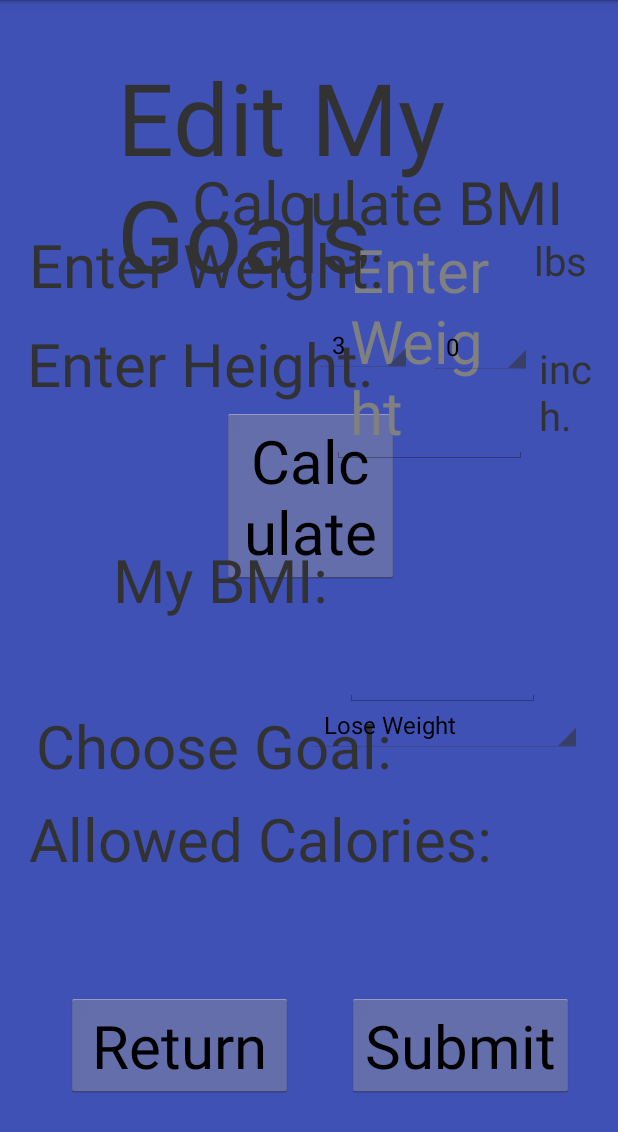
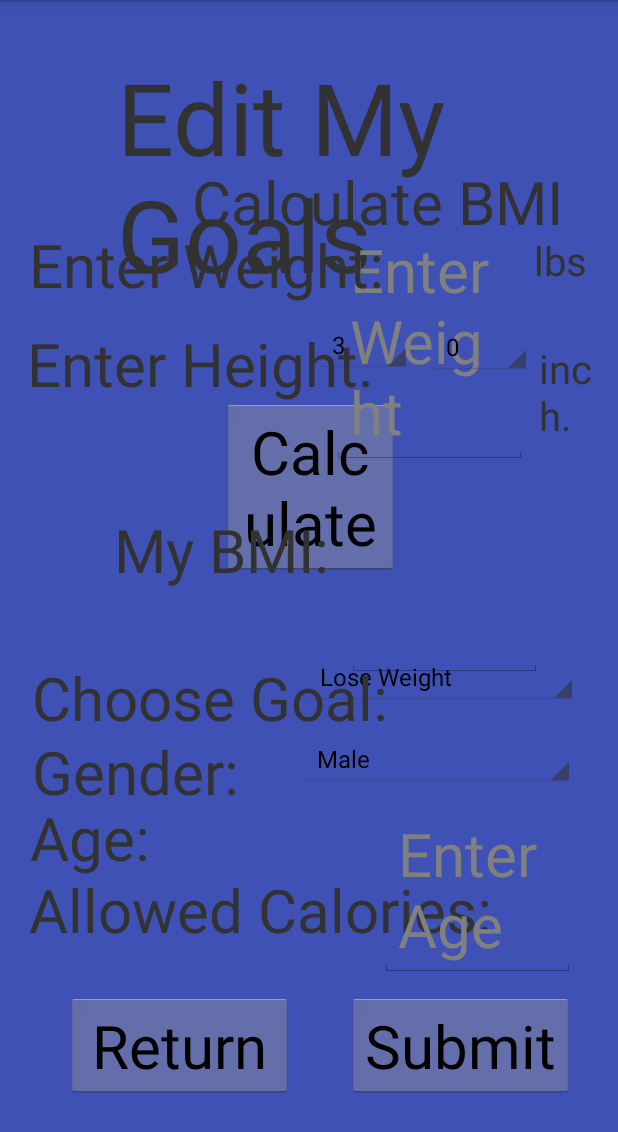
Before and after one commit to JasmineRobbie/Senior-Design-Deal-A-Meal, an Android app: the EditMyGoals screen opened directly, with no data from a screen before it, on a phone screen of 412 x 824 dp. Shown: the top 1132 px of the screen. Run offline under Robolectric (Android 15) with nearby library versions, the phone set to English and light mode, and no system bars.

Commit message:
Finished Goals

```diff
--- a/app/src/main/java/com/NeuralNet/AzureCloud/EditMyGoals.java
+++ b/app/src/main/java/com/NeuralNet/AzureCloud/EditMyGoals.java
@@ -24,17 +24,18 @@ import android.widget.Toast;
 public class EditMyGoals extends Activity implements OnItemSelectedListener{
     //Accessing database and selecting information
     DataAccess db = new DataAccess();
-    String BMIString;
+    String BMIString, AllowedCalories;
 
     Button editMyGoalsReturnBtn, calculateBMIbtn, goalsEditSubmitBtn;
-    EditText myWeightEditInput;
-    TextView myNewCalculatedBMI;
-    Spinner myHeightFeetInput, myHeightInchesInput, chooseGoalInput;
+    EditText myWeightEditInput, myAgeInput;
+    TextView myNewCalculatedBMI, allowedCaloriesUpdatedText;
+    Spinner myHeightFeetInput, myHeightInchesInput, chooseGoalInput, chooseGenderInput;
     double userHeight, userWeight, calculatedBMI;
 
     List<String> heightInFeet = new ArrayList<String>();
     List<String> heightInInches = new ArrayList<String>();
     List<String> goals = new ArrayList<String>();
+    List<String> gender = new ArrayList<String>();
 
     @Override
     protected void onCreate(Bundle savedInstanceState) {
@@ -46,15 +47,19 @@ public class EditMyGoals extends Activity implements OnItemSelectedListener{
         myWeightEditInput = findViewById(R.id.myWeightEditInput);
         myNewCalculatedBMI = findViewById(R.id.myNewCalculatedBMI);
         goalsEditSubmitBtn = findViewById(R.id.goalsEditSubmitBtn);
+        allowedCaloriesUpdatedText = findViewById(R.id.allowedCaloriesUpdatedText);
+        myAgeInput = findViewById(R.id.myAgeInput);
 
         //Spinner declaration
         myHeightFeetInput = findViewById(R.id.myHeightFeetInput);
         myHeightInchesInput = findViewById(R.id.myHeightInchesInput);
         chooseGoalInput = findViewById(R.id.chooseGoalInput);
+        chooseGenderInput = findViewById(R.id.chooseGenderInput);
 
         myHeightFeetInput.setOnItemSelectedListener(this);
         myHeightInchesInput.setOnItemSelectedListener(this);
         chooseGoalInput.setOnItemSelectedListener(this);
+        chooseGenderInput.setOnItemSelectedListener(this);
 
         // Spinner Drop down elements
         heightInFeet.add("3");
@@ -79,20 +84,27 @@ public class EditMyGoals extends Activity implements OnItemSelectedListener{
         goals.add("Maintain Weight");
         goals.add("Gain Weight");
 
+        gender.add("Male");
+        gender.add("Female");
+
         // Creating adapter for spinner
         ArrayAdapter<String> dataAdapter = new ArrayAdapter<String>(this, android.R.layout.simple_spinner_item, heightInFeet);
         ArrayAdapter<String> dataAdapter2 = new ArrayAdapter<String>(this, android.R.layout.simple_spinner_item, heightInInches);
         ArrayAdapter<String> dataAdapter3 = new ArrayAdapter<String>(this, android.R.layout.simple_spinner_item, goals);
+        ArrayAdapter<String> dataAdapter4 = new ArrayAdapter<String>(this, android.R.layout.simple_spinner_item, gender);
+
 
         // Drop down layout style - list view with radio button
         dataAdapter.setDropDownViewResource(android.R.layout.simple_spinner_dropdown_item);
         dataAdapter2.setDropDownViewResource(android.R.layout.simple_spinner_dropdown_item);
         dataAdapter3.setDropDownViewResource(android.R.layout.simple_spinner_dropdown_item);
+        dataAdapter4.setDropDownViewResource(android.R.layout.simple_spinner_dropdown_item);
 
         // attaching data adapter to spinner
         myHeightFeetInput.setAdapter(dataAdapter);
         myHeightInchesInput.setAdapter(dataAdapter2);
         chooseGoalInput.setAdapter(dataAdapter3);
+        chooseGenderInput.setAdapter(dataAdapter4);
 
         //Only calculating BMI button
         calculateBMIbtn.setOnClickListener(new View.OnClickListener() {
@@ -107,7 +119,6 @@ public class EditMyGoals extends Activity implements OnItemSelectedListener{
         goalsEditSubmitBtn.setOnClickListener(new View.OnClickListener() {
             @Override
             public void onClick(View view) {
-                calculateBMI();
                 setNewGoal();
                 Toast.makeText(getApplicationContext(), "Submitted", Toast.LENGTH_SHORT).show();
             }
@@ -171,7 +182,7 @@ public class EditMyGoals extends Activity implements OnItemSelectedListener{
         }
     }
 
-    public void setNewGoal(){
+/*    public void setNewGoal(){
         String goal = chooseGoalInput.getSelectedItem().toString();
 
         System.out.println("Goal Chosen= " + goal);
@@ -183,11 +194,82 @@ public class EditMyGoals extends Activity implements OnItemSelectedListener{
         } catch (Exception e) {
             System.out.println("OOPS Something went wrong.");
         }
-    }
+    }*/
+
+    public void setNewGoal(){
+        double calories = 0.0;
+        System.out.print("SETTING NEW GOAL");
+
+        String goal = chooseGoalInput.getSelectedItem().toString();
+        String userGender = chooseGenderInput.getSelectedItem().toString();
+        String feet = myHeightFeetInput.getSelectedItem().toString();
+        String inches = myHeightInchesInput.getSelectedItem().toString();
+        final String weight = myWeightEditInput.getText().toString();
+        final String userAge = myAgeInput.getText().toString();
+
+        int h =Integer.parseInt(feet);
+        int i =Integer.parseInt(inches);
+        int w =Integer.parseInt(weight);
+        double age=Double.parseDouble(userAge);
+
+        userHeight = ((h*12) + (i));    //in inches
+        userWeight = w; //in pounds
+        calculatedBMI = (703 * userWeight) / (userHeight * userHeight);
+
+        //Round value
+        BigDecimal better = new BigDecimal(calculatedBMI);
+        BigDecimal roundedValue = better.round(new MathContext(3));
+
+        BMIString = String.valueOf(roundedValue);
+
+//Imperial formula for men
+//BMR = 66.47 + ( 6.24 × weight in pounds ) + ( 12.7 × height in inches ) − ( 6.755 × age in years )
+
+//Imperial formula for women
+//BMR = 655.1 + ( 4.35 × weight in pounds ) + ( 4.7 × height in inches ) − ( 4.7 × age in years )
 
 
-    //Calculate allowed calorie intake based on BMI and goal
-    //Take parameters BMI and goal
-    //going to have to double some functions from both previous functions
+        //Calculating Calories
 
+        //Gender is Male
+        if(userGender == "Male" && goal == "Lose Weight"){
+            calories = (655.1 + (4.35 * userWeight) + (4.7 * userHeight) - (4.7 * age));
+            calories *= .85;
+        }
+        if(userGender == "Male" && goal == "Maintain Weight"){
+            calories = (66.47 + (6.24 * userWeight) + (12.7 * userHeight) - (6.755 * age));
+        }
+        if(userGender == "Male" && goal == "Gain Weight"){
+            calories = (655.1 + (4.35 * userWeight) + (4.7 * userHeight) - (4.7 * age));
+            calories *= 1.2;
+        }
+
+
+        //Gender is Female
+        if(userGender == "Female" && goal == "Lose Weight"){
+            calories = (655.1 + (4.35 * userWeight) + (4.7 * userHeight) - (4.7 * age));
+            calories *= .80;
+        }
+        if (userGender == "Female" && goal == "Maintain Weight"){
+            calories = (655.1 + (4.35 * userWeight) + (4.7 * userHeight) - (4.7 * age));
+        }
+        if(userGender == "Female" && goal == "Gain Weight"){
+            calories = (655.1 + (4.35 * userWeight) + (4.7 * userHeight) - (4.7 * age));
+            calories *= 1.15;
+        }
+
+        System.out.print("Calories: " + calories);
+
+        AllowedCalories = String.valueOf(calories);
+
+        allowedCaloriesUpdatedText.setText(AllowedCalories);
+
+        String query = "UPDATE USERS SET AllowedCalories = '" + AllowedCalories + "' WHERE userid = " + User.UserID;
+
+        try {
+            db.executeNonQuery(query);
+        } catch (Exception e) {
+            System.out.println("OOPS Something went wrong.");
+        }
+    }
 }
--- a/app/src/main/res/layout/edit_my_goals.xml
+++ b/app/src/main/res/layout/edit_my_goals.xml
@@ -55,7 +55,7 @@
         android:layout_alignParentTop="true"
         android:layout_marginStart="148dp"
         android:layout_marginLeft="148dp"
-        android:layout_marginTop="272dp"
+        android:layout_marginTop="266dp"
         android:text="Calculate"
         android:textSize="60px" />
 
@@ -73,6 +73,19 @@
         android:textSize="60px" />
 
     <TextView
+        android:id="@+id/allowedCaloriesUpdatedText"
+        android:layout_width="130dp"
+        android:layout_height="wrap_content"
+        android:layout_alignParentStart="true"
+        android:layout_alignParentLeft="true"
+        android:layout_alignParentTop="true"
+        android:layout_marginStart="252dp"
+        android:layout_marginLeft="252dp"
+        android:layout_marginTop="580dp"
+        android:text=" "
+        android:textSize="60px" />
+
+    <TextView
         android:id="@+id/allowedCalories"
         android:layout_width="wrap_content"
         android:layout_height="wrap_content"
@@ -81,21 +94,8 @@
         android:layout_alignParentTop="true"
         android:layout_marginStart="19dp"
         android:layout_marginLeft="19dp"
-        android:layout_marginTop="532dp"
+        android:layout_marginTop="579dp"
         android:text="Allowed Calories: "
-        android:textSize="60px" />
-
-    <TextView
-        android:id="@+id/allowedCaloriesUpdatedText"
-        android:layout_width="130dp"
-        android:layout_height="wrap_content"
-        android:layout_alignParentStart="true"
-        android:layout_alignParentLeft="true"
-        android:layout_alignParentTop="true"
-        android:layout_marginStart="252dp"
-        android:layout_marginLeft="252dp"
-        android:layout_marginTop="531dp"
-        android:text=" "
         android:textSize="60px" />
 
     <EditText
@@ -109,6 +109,19 @@
         android:layout_marginLeft="221dp"
         android:layout_marginTop="146dp"
         android:hint="Enter Weight"
+        android:textSize="60px" />
+
+    <EditText
+        android:id="@+id/myAgeInput"
+        android:layout_width="130dp"
+        android:layout_height="wrap_content"
+        android:layout_alignParentStart="true"
+        android:layout_alignParentLeft="true"
+        android:layout_alignParentTop="true"
+        android:layout_marginStart="253dp"
+        android:layout_marginLeft="253dp"
+        android:layout_marginTop="535dp"
+        android:hint="Enter Age"
         android:textSize="60px" />
 
     <TextView
@@ -172,17 +185,54 @@
         android:layout_marginLeft="285dp"
         android:layout_marginTop="213dp" />
 
+    <Spinner
+        android:id="@+id/chooseGenderInput"
+        android:layout_width="184dp"
+        android:layout_height="wrap_content"
+        android:layout_alignParentStart="true"
+        android:layout_alignParentLeft="true"
+        android:layout_alignParentTop="true"
+        android:layout_marginStart="199dp"
+        android:layout_marginLeft="199dp"
+        android:layout_marginTop="488dp"
+        android:textSize="60px" />
+
+    <Spinner
+        android:id="@+id/chooseGoalInput"
+        android:layout_width="184dp"
+        android:layout_height="wrap_content"
+        android:layout_alignParentStart="true"
+        android:layout_alignParentLeft="true"
+        android:layout_alignParentTop="true"
+        android:layout_marginStart="201dp"
+        android:layout_marginLeft="201dp"
+        android:layout_marginTop="433dp"
+        android:textSize="60px" />
+
     <TextView
-        android:id="@+id/myBMI"
+        android:id="@+id/editMyGoalsGenderText"
         android:layout_width="wrap_content"
         android:layout_height="wrap_content"
         android:layout_alignParentStart="true"
         android:layout_alignParentLeft="true"
         android:layout_alignParentTop="true"
-        android:layout_marginStart="75dp"
-        android:layout_marginLeft="75dp"
-        android:layout_marginTop="359dp"
-        android:text="My BMI: "
+        android:layout_marginStart="21dp"
+        android:layout_marginLeft="21dp"
+        android:layout_marginTop="487dp"
+        android:text="Gender: "
+        android:textSize="60px" />
+
+    <TextView
+        android:id="@+id/editMyGoalsAgeText"
+        android:layout_width="wrap_content"
+        android:layout_height="wrap_content"
+        android:layout_alignParentStart="true"
+        android:layout_alignParentLeft="true"
+        android:layout_alignParentTop="true"
+        android:layout_marginStart="20dp"
+        android:layout_marginLeft="20dp"
+        android:layout_marginTop="531dp"
+        android:text="Age: "
         android:textSize="60px" />
 
     <TextView
@@ -192,22 +242,10 @@
         android:layout_alignParentStart="true"
         android:layout_alignParentLeft="true"
         android:layout_alignParentTop="true"
-        android:layout_marginStart="24dp"
-        android:layout_marginLeft="24dp"
-        android:layout_marginTop="470dp"
+        android:layout_marginStart="21dp"
+        android:layout_marginLeft="21dp"
+        android:layout_marginTop="438dp"
         android:text="Choose Goal: "
-        android:textSize="60px" />
-
-    <Spinner
-        android:id="@+id/chooseGoalInput"
-        android:layout_width="184dp"
-        android:layout_height="wrap_content"
-        android:layout_alignParentStart="true"
-        android:layout_alignParentLeft="true"
-        android:layout_alignParentTop="true"
-        android:layout_marginStart="204dp"
-        android:layout_marginLeft="204dp"
-        android:layout_marginTop="465dp"
         android:textSize="60px" />
 
     <EditText
@@ -217,11 +255,24 @@
         android:layout_alignParentStart="true"
         android:layout_alignParentLeft="true"
         android:layout_alignParentTop="true"
-        android:layout_marginStart="230dp"
-        android:layout_marginLeft="230dp"
-        android:layout_marginTop="355dp"
+        android:layout_marginStart="231dp"
+        android:layout_marginLeft="231dp"
+        android:layout_marginTop="335dp"
         android:hint="Enter BMI"
         android:text=" "
+        android:textSize="60px" />
+
+    <TextView
+        android:id="@+id/myBMI"
+        android:layout_width="wrap_content"
+        android:layout_height="wrap_content"
+        android:layout_alignParentStart="true"
+        android:layout_alignParentLeft="true"
+        android:layout_alignParentTop="true"
+        android:layout_marginStart="76dp"
+        android:layout_marginLeft="76dp"
+        android:layout_marginTop="339dp"
+        android:text="My BMI: "
         android:textSize="60px" />
 
     <Button
```
